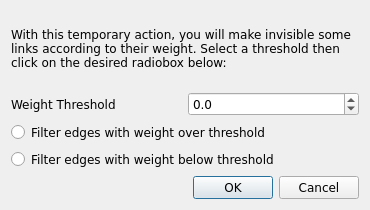
This is src/forms/filteredgesbyweightdialog.ui in socnetv/app as Qt 5 draws it before an edit. The edited form follows.
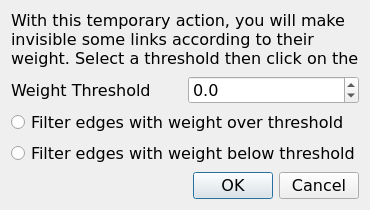
This is the edited form.

Commit message: fixed dialog styling again :)

The edit to the form file:
```diff
--- a/src/forms/filteredgesbyweightdialog.ui
+++ b/src/forms/filteredgesbyweightdialog.ui
@@ -30,6 +30,7 @@
      <property name="font">
       <font>
        <family>DejaVu Sans</family>
+       <pointsize>12</pointsize>
       </font>
      </property>
      <property name="text">
@@ -62,6 +63,7 @@
        <property name="font">
         <font>
          <family>DejaVu Sans</family>
+         <pointsize>12</pointsize>
         </font>
        </property>
        <property name="text">
@@ -74,6 +76,7 @@
        <property name="font">
         <font>
          <family>DejaVu Sans</family>
+         <pointsize>12</pointsize>
         </font>
        </property>
        <property name="decimals">
@@ -91,6 +94,7 @@
      <property name="font">
       <font>
        <family>DejaVu Sans</family>
+       <pointsize>12</pointsize>
       </font>
      </property>
      <property name="text">
@@ -103,6 +107,7 @@
      <property name="font">
       <font>
        <family>DejaVu Sans</family>
+       <pointsize>12</pointsize>
       </font>
      </property>
      <property name="text">
@@ -115,6 +120,7 @@
      <property name="font">
       <font>
        <family>DejaVu Sans</family>
+       <pointsize>12</pointsize>
       </font>
      </property>
      <property name="orientation">
```
The commit also changes 6 other files.
